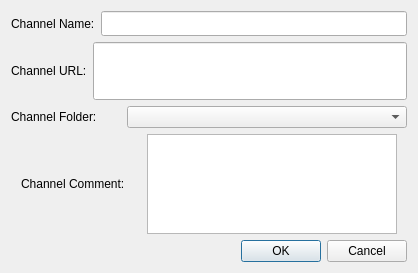
The window that addchannel.ui (javad123javad/XFeed) describes before a commit, drawn with Qt 5.
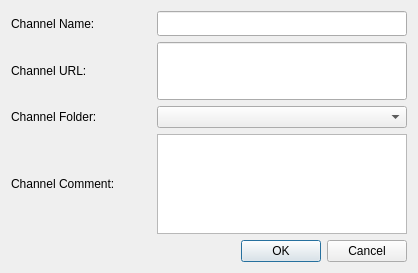
The same window after the commit.

Diff of the .ui file:
```diff
--- a/addchannel.ui
+++ b/addchannel.ui
@@ -15,10 +15,6 @@
   </property>
   <layout class="QGridLayout" name="gridLayout">
    <item row="0" column="0">
-    <layout class="QVBoxLayout" name="verticalLayout_2">
-     <item>
-      <layout class="QVBoxLayout" name="verticalLayout">
-       <item>
         <layout class="QHBoxLayout" name="horizontalLayout">
          <item>
           <widget class="QLabel" name="lbl_ch_name">
@@ -33,8 +29,33 @@
            </property>
           </widget>
          </item>
+     <item>
+      <spacer name="horizontalSpacer">
+       <property name="orientation">
+        <enum>Qt::Orientation::Horizontal</enum>
+       </property>
+       <property name="sizeHint" stdset="0">
+        <size>
+         <width>40</width>
+         <height>20</height>
+        </size>
+       </property>
+      </spacer>
+     </item>
          <item>
           <widget class="QLineEdit" name="lin_ch_name">
+       <property name="sizePolicy">
+        <sizepolicy hsizetype="Fixed" vsizetype="Fixed">
+         <horstretch>0</horstretch>
+         <verstretch>0</verstretch>
+        </sizepolicy>
+       </property>
+       <property name="minimumSize">
+        <size>
+         <width>250</width>
+         <height>0</height>
+        </size>
+       </property>
            <property name="maximumSize">
             <size>
              <width>16777215</width>
@@ -45,7 +66,7 @@
          </item>
         </layout>
        </item>
-       <item>
+   <item row="1" column="0">
         <layout class="QHBoxLayout" name="horizontalLayout_2">
          <item>
           <widget class="QLabel" name="lbl_ch_url">
@@ -60,11 +81,30 @@
            </property>
           </widget>
          </item>
+     <item>
+      <spacer name="horizontalSpacer_2">
+       <property name="orientation">
+        <enum>Qt::Orientation::Horizontal</enum>
+       </property>
+       <property name="sizeHint" stdset="0">
+        <size>
+         <width>40</width>
+         <height>20</height>
+        </size>
+       </property>
+      </spacer>
+     </item>
          <item>
           <widget class="QLineEdit" name="lin_ch_url">
+       <property name="sizePolicy">
+        <sizepolicy hsizetype="Fixed" vsizetype="Fixed">
+         <horstretch>0</horstretch>
+         <verstretch>0</verstretch>
+        </sizepolicy>
+       </property>
            <property name="minimumSize">
             <size>
-             <width>0</width>
+         <width>250</width>
              <height>25</height>
             </size>
            </property>
@@ -78,7 +118,7 @@
          </item>
         </layout>
        </item>
-       <item>
+   <item row="2" column="0">
         <layout class="QHBoxLayout" name="horizontalLayout_3">
          <item>
           <widget class="QLabel" name="lbl_ch_folder">
@@ -93,8 +133,33 @@
            </property>
           </widget>
          </item>
+     <item>
+      <spacer name="horizontalSpacer_3">
+       <property name="orientation">
+        <enum>Qt::Orientation::Horizontal</enum>
+       </property>
+       <property name="sizeHint" stdset="0">
+        <size>
+         <width>40</width>
+         <height>20</height>
+        </size>
+       </property>
+      </spacer>
+     </item>
          <item>
           <widget class="QComboBox" name="cmb_folder">
+       <property name="sizePolicy">
+        <sizepolicy hsizetype="Fixed" vsizetype="Fixed">
+         <horstretch>0</horstretch>
+         <verstretch>0</verstretch>
+        </sizepolicy>
+       </property>
+       <property name="minimumSize">
+        <size>
+         <width>250</width>
+         <height>0</height>
+        </size>
+       </property>
            <property name="currentText">
             <string/>
            </property>
@@ -108,15 +173,13 @@
          </item>
         </layout>
        </item>
-      </layout>
-     </item>
-     <item>
+   <item row="3" column="0">
       <layout class="QHBoxLayout" name="horizontalLayout_4">
        <item>
         <widget class="QLabel" name="lbl_ch_comment">
          <property name="maximumSize">
           <size>
-           <width>110</width>
+         <width>120</width>
            <height>100</height>
           </size>
          </property>
@@ -125,8 +188,33 @@
          </property>
         </widget>
        </item>
+     <item>
+      <spacer name="horizontalSpacer_4">
+       <property name="orientation">
+        <enum>Qt::Orientation::Horizontal</enum>
+       </property>
+       <property name="sizeHint" stdset="0">
+        <size>
+         <width>40</width>
+         <height>20</height>
+        </size>
+       </property>
+      </spacer>
+     </item>
        <item>
         <widget class="QTextEdit" name="txt_ch_comment">
+       <property name="sizePolicy">
+        <sizepolicy hsizetype="Fixed" vsizetype="Fixed">
+         <horstretch>0</horstretch>
+         <verstretch>0</verstretch>
+        </sizepolicy>
+       </property>
+       <property name="minimumSize">
+        <size>
+         <width>250</width>
+         <height>0</height>
+        </size>
+       </property>
          <property name="maximumSize">
           <size>
            <width>250</width>
@@ -137,9 +225,7 @@
        </item>
       </layout>
      </item>
-    </layout>
-   </item>
-   <item row="1" column="0">
+   <item row="4" column="0">
     <widget class="QDialogButtonBox" name="buttonBox">
      <property name="orientation">
       <enum>Qt::Orientation::Horizontal</enum>
```
Left out of the diff: 2 changed lines with no effect on the pictures. Lines whose indentation alone changed are shown as unchanged.
